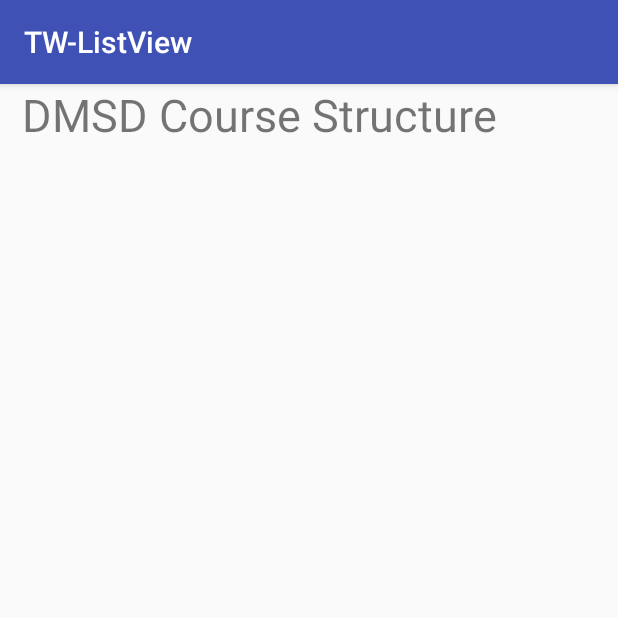
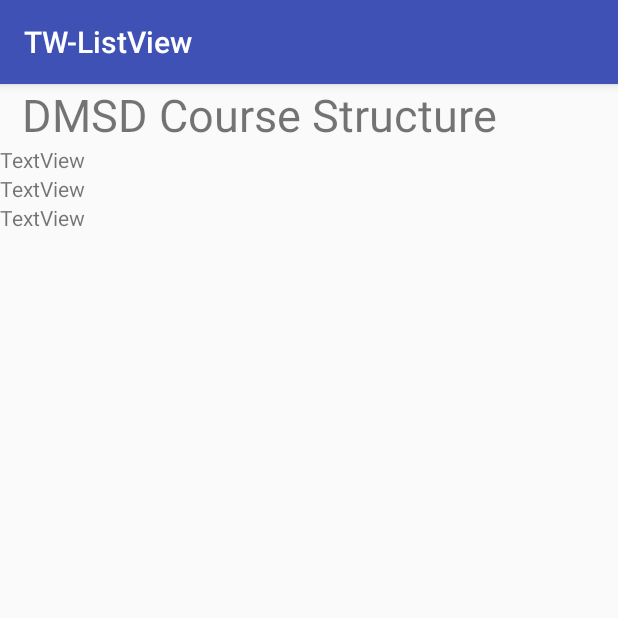
Before and after one commit to Amos757/TW-ListView, an Android app: the screen it shows after launch (FirstActivity), on a phone screen of 412 x 824 dp, the top half of it. Run offline under Robolectric (Android 15) with nearby library versions, the phone set to English and light mode, and no system bars.

Commit message:
Add textview

```diff
--- a/app/src/main/res/layout/activity_main.xml
+++ b/app/src/main/res/layout/activity_main.xml
@@ -13,5 +13,23 @@
         android:text="  DMSD Course Structure"
         android:textSize="30sp" />
 
+    <TextView
+        android:id="@+id/tv1"
+        android:layout_width="match_parent"
+        android:layout_height="wrap_content"
+        android:text="TextView" />
+
+    <TextView
+        android:id="@+id/tv2"
+        android:layout_width="match_parent"
+        android:layout_height="wrap_content"
+        android:text="TextView" />
+
+    <TextView
+        android:id="@+id/tv3"
+        android:layout_width="match_parent"
+        android:layout_height="wrap_content"
+        android:text="TextView" />
+
 
 </LinearLayout>
```
